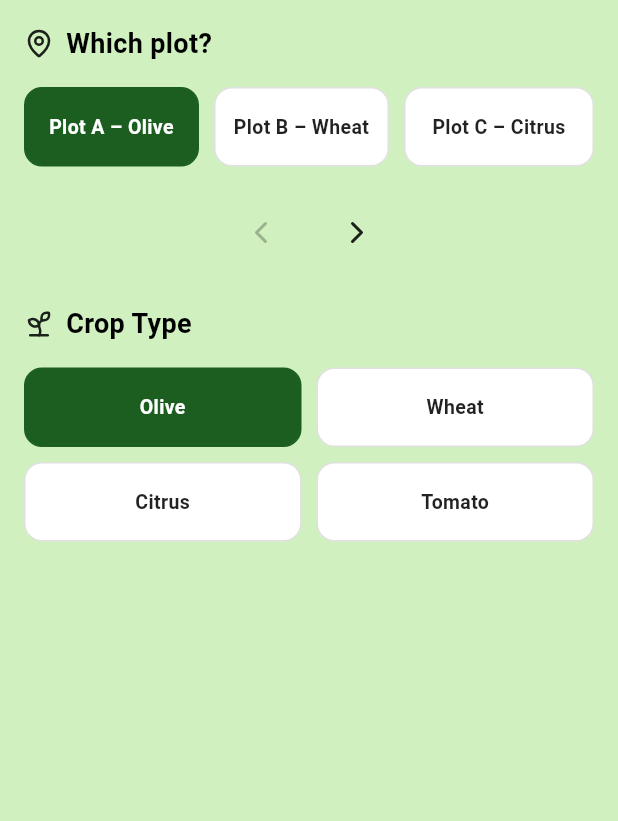
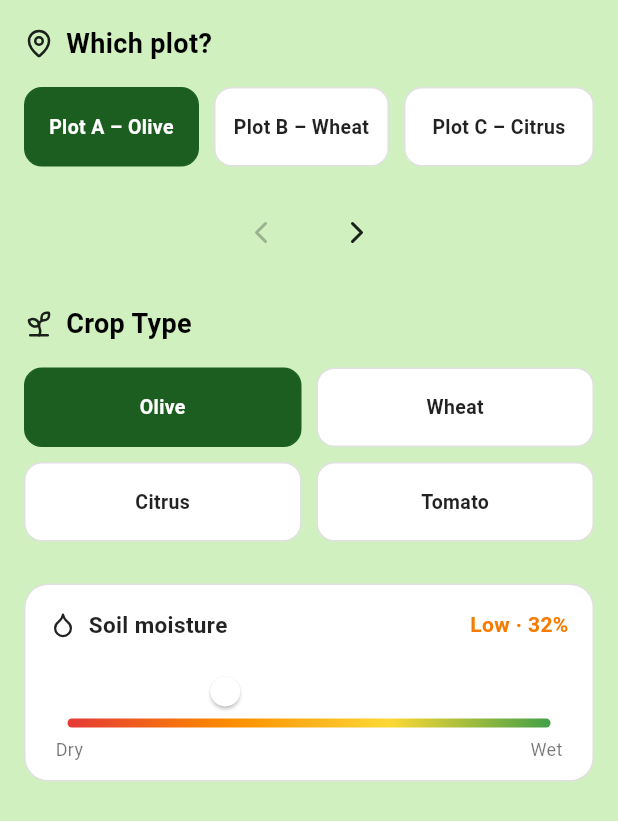
Before and after one commit to samibenali620/apllication-mobile-instm, a Flutter app: the _NewObservationPage widget shown alone on an empty page, opened directly, on a phone screen of 412 x 824 dp. Shown: the top 821 px of the screen. Run offline on Flutter 3.47's test engine with Material 3 defaults, Android fonts, the phone set to English and light mode, and no system bars; our stand-ins replace lucide_icons_flutter.

Commit message:
new observation soil

```diff
--- a/lib/pages/sidebar_page.dart
+++ b/lib/pages/sidebar_page.dart
@@ -1105,6 +1105,20 @@ class _NewObservationPageState extends State<_NewObservationPage> {
       setState(() => _selectedIndex++);
     }
   }
+  // Soil moisture (0.0 = Dry, 1.0 = Wet)
+  double _soilMoisture = 0.32;
+
+  String get _moistureLabel {
+    if (_soilMoisture < 0.35) return 'Low';
+    if (_soilMoisture < 0.65) return 'Medium';
+    return 'High';
+  }
+
+  Color get _moistureColor {
+    if (_soilMoisture < 0.35) return Colors.orange.shade700;
+    if (_soilMoisture < 0.65) return Colors.amber.shade700;
+    return Colors.green.shade700;
+  }
   Widget _buildCropBox(int index) {
     final isSelected = index == _selectedCropIndex;
     return Expanded(
@@ -1255,6 +1269,91 @@ class _NewObservationPageState extends State<_NewObservationPage> {
               _buildCropBox(3),
             ],
           ),
+          const SizedBox(height: 28),
+
+// ── Soil moisture ────────────────────────────────────────────
+          Container(
+            width: double.infinity,
+            padding: const EdgeInsets.fromLTRB(16, 16, 16, 12),
+            decoration: BoxDecoration(
+              color: Colors.white,
+              borderRadius: BorderRadius.circular(16),
+              border: Border.all(color: Colors.black12),
+            ),
+            child: Column(
+              crossAxisAlignment: CrossAxisAlignment.start,
+              children: [
+                Row(
+                  children: [
+                    const Icon(LucideIcons.droplet, size: 18, color: Colors.black87),
+                    const SizedBox(width: 8),
+                    const Text(
+                      'Soil moisture',
+                      style: TextStyle(
+                        fontSize: 15,
+                        fontWeight: FontWeight.w600,
+                        color: Colors.black87,
+                      ),
+                    ),
+                    const Spacer(),
+                    Text(
+                      '$_moistureLabel · ${(_soilMoisture * 100).round()}%',
+                      style: TextStyle(
+                        fontSize: 14,
+                        fontWeight: FontWeight.w600,
+                        color: _moistureColor,
+                      ),
+                    ),
+                  ],
+                ),
+                const SizedBox(height: 16),
+                SliderTheme(
+                  data: SliderTheme.of(context).copyWith(
+                    trackHeight: 6,
+                    thumbShape: const RoundSliderThumbShape(enabledThumbRadius: 10),
+                    overlayShape: const RoundSliderOverlayShape(overlayRadius: 18),
+                    activeTrackColor: Colors.transparent,
+                    inactiveTrackColor: Colors.transparent,
+                    thumbColor: Colors.white,
+                    overlayColor: Colors.orange.withOpacity(0.2),
+                  ),
+                  child: Slider(
+                    value: _soilMoisture,
+                    onChanged: (v) => setState(() => _soilMoisture = v),
+                    min: 0.0,
+                    max: 1.0,
+                  ),
+                ),
+                // Gradient track
+                Container(
+                  height: 6,
+                  margin: const EdgeInsets.symmetric(horizontal: 12),
+                  decoration: BoxDecoration(
+                    borderRadius: BorderRadius.circular(3),
+                    gradient: const LinearGradient(
+                      colors: [
+                        Color(0xFFE53935), // rouge
+                        Color(0xFFFB8C00), // orange
+                        Color(0xFFFDD835), // jaune
+                        Color(0xFF43A047), // vert
+                      ],
+                    ),
+                  ),
+                ),
+                const SizedBox(height: 6),
+                const Padding(
+                  padding: EdgeInsets.symmetric(horizontal: 4),
+                  child: Row(
+                    mainAxisAlignment: MainAxisAlignment.spaceBetween,
+                    children: [
+                      Text('Dry', style: TextStyle(fontSize: 12, color: Colors.black54)),
+                      Text('Wet', style: TextStyle(fontSize: 12, color: Colors.black54)),
+                    ],
+                  ),
+                ),
+              ],
+            ),
+          ),
         ],
       ),
     );
```
